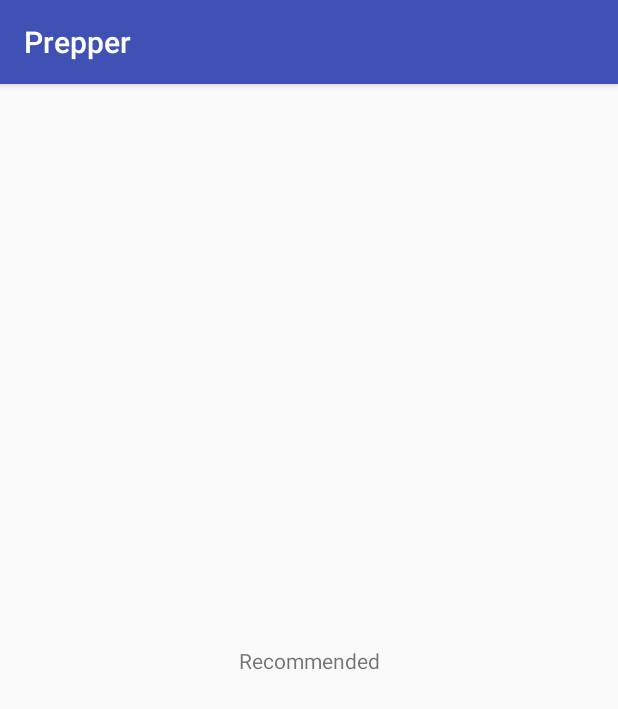
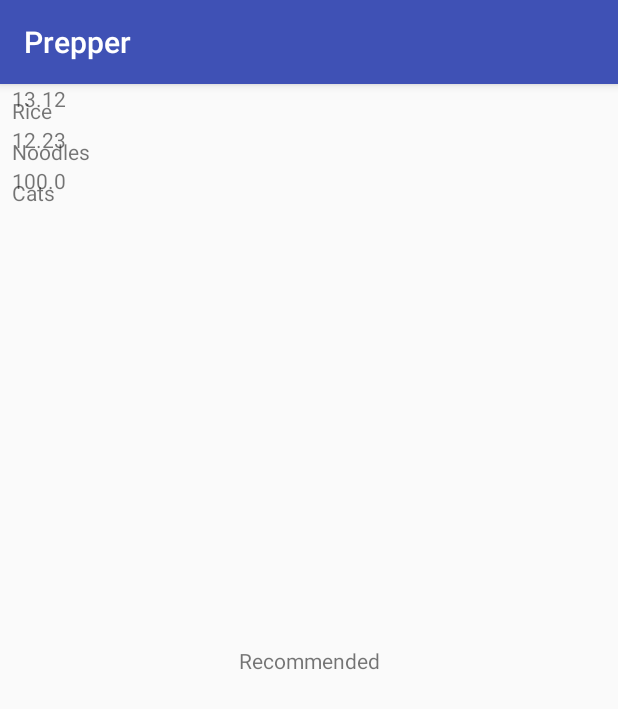
Before and after one commit to cusengan/HackDFW-Prepper, an Android app: the screen it shows after launch (MainActivity), on a phone screen of 412 x 824 dp. Shown: the top 709 px of the screen. Run offline under Robolectric (Android 15) with nearby library versions, the phone set to English and light mode, and no system bars.

Commit message:
Added ui functionality to front page

```diff
--- a/app/build.gradle
+++ b/app/build.gradle
@@ -5,7 +5,7 @@ android {
     buildToolsVersion "26.0.2"
     defaultConfig {
         applicationId "com.prepper.prepper"
-        minSdkVersion 15
+        minSdkVersion 23
         targetSdkVersion 25
         versionCode 1
         versionName "1.0"
--- /dev/null
+++ b/app/src/main/java/com/prepper/prepper/FoodListFragment.java
@@ -0,0 +1,110 @@
+package com.prepper.prepper;
+
+import android.support.v4.app.Fragment;
+import android.os.Bundle;
+import android.support.v7.widget.LinearLayoutManager;
+import android.support.v7.widget.RecyclerView;
+import android.view.LayoutInflater;
+import android.view.View;
+import android.view.ViewGroup;
+import android.widget.TextView;
+
+import org.w3c.dom.Text;
+
+import java.util.List;
+
+/**
+ * Created by lordv on 10/21/2017.
+ */
+
+public class FoodListFragment extends Fragment {
+
+    private RecyclerView mRecyclerView;
+    private FoodAdapter mAdapter;
+
+    @Override
+    public void onCreate(Bundle savedInstanceState){
+        super.onCreate(savedInstanceState);
+    }
+
+    @Override
+    public View onCreateView(LayoutInflater inflater, ViewGroup container,
+                             Bundle savedInstanceState) {
+        View view = inflater.inflate(R.layout.fragment_prebuilt_order, container, false);
+
+        mRecyclerView = (RecyclerView)view.findViewById(R.id.recycler_view);
+        mRecyclerView.setLayoutManager(new LinearLayoutManager(getActivity()));
+
+        testing();
+        updateUI();
+        return view;
+    }
+
+    private void testing(){
+        FoodLab lab = FoodLab.get(getContext());
+        lab.addFood(new Food("Rice", 13.12));
+        lab.addFood(new Food("Noodles", 12.23));
+        lab.addFood(new Food("Cats", 100));
+    }
+
+    private void updateUI() {
+        FoodLab lab = FoodLab.get(getContext());
+        List<Food> foods = lab.getFoods();
+
+        if(mAdapter == null){
+            mAdapter = new FoodAdapter(foods);
+            mRecyclerView.setAdapter(mAdapter);
+        }else{
+            mAdapter.notifyDataSetChanged();
+        }
+    }
+
+    private class FoodHolder extends RecyclerView.ViewHolder{
+
+        private Food mFood;
+
+        private TextView mFoodName;
+        private TextView mCalories;
+
+        public FoodHolder(LayoutInflater inflater, ViewGroup parent) {
+            super(inflater.inflate(R.layout.food_list_row, parent, false));
+            mFoodName = (TextView)itemView.findViewById(R.id.foodName);
+            mCalories = (TextView)itemView.findViewById(R.id.foodCalories);
+        }
+
+        public void bind(Food food){
+            mFood = food;
+            mFoodName.setText(mFood.getFoodName());
+            mCalories.setText(String.valueOf(mFood.getCalories()));
+
+        }
+    }
+
+    private class FoodAdapter extends RecyclerView.Adapter<FoodHolder>{
+
+        private List<Food> mFoods;
+
+        public FoodAdapter(List<Food> foods){
+            mFoods = foods;
+        }
+
+        @Override
+        public FoodHolder onCreateViewHolder(ViewGroup parent, int viewType) {
+            LayoutInflater inflater = LayoutInflater.from(getContext());
+            return new FoodHolder(inflater, parent);
+        }
+
+        @Override
+        public void onBindViewHolder(FoodHolder holder, int position) {
+            Food food = mFoods.get(position);
+            holder.bind(food);
+        }
+
+        @Override
+        public int getItemCount() {
+            return mFoods.size();
+        }
+    }
+
+
+}
--- a/app/src/main/java/com/prepper/prepper/MainActivity.java
+++ b/app/src/main/java/com/prepper/prepper/MainActivity.java
@@ -14,12 +14,13 @@ public class MainActivity extends AppCompatActivity {
         super.onCreate(savedInstanceState);
         setContentView(R.layout.activity_main);
 
+        mRecommend = (TextView)findViewById(R.id.recommend_text);
+        mRecommend.setText(R.string.recommend);
+
         FragmentTransaction ft = getSupportFragmentManager().beginTransaction();
-//        ft.add(R.id.fragment_container, new PeopleListFragment());
-//        ft.commit();
+        ft.add(R.id.fragment_container, new FoodListFragment());
+        ft.commit();
 
-        mRecommend = (TextView)findViewById(R.id.recommend_text);
 
-        mRecommend.setText(R.string.recommend);
     }
 }
--- a/app/src/main/res/layout/activity_main.xml
+++ b/app/src/main/res/layout/activity_main.xml
@@ -19,7 +19,7 @@
     <FrameLayout
         android:id="@+id/fragment_container"
         android:layout_width="match_parent"
-        android:layout_height="wrap_content">
+        android:layout_height="match_parent">
 
     </FrameLayout>
 
--- a/app/src/main/res/layout/food_list_row.xml
+++ b/app/src/main/res/layout/food_list_row.xml
@@ -1,6 +1,29 @@
 <?xml version="1.0" encoding="utf-8"?>
-<LinearLayout xmlns:android="http://schemas.android.com/apk/res/android"
-    android:orientation="vertical" android:layout_width="match_parent"
-    android:layout_height="match_parent">
+<android.support.constraint.ConstraintLayout
+    xmlns:android="http://schemas.android.com/apk/res/android"
+    xmlns:app="http://schemas.android.com/apk/res-auto"
+    xmlns:tools="http://schemas.android.com/tools"
+    android:orientation="vertical"
+    android:layout_width="match_parent"
+    android:layout_height="wrap_content">
 
-</LinearLayout>
+    <TextView
+        android:id="@+id/foodName"
+        android:layout_width="wrap_content"
+        android:layout_height="wrap_content"
+        android:text="TextView"
+        app:layout_constraintTop_toTopOf="parent"
+        android:layout_marginTop="8dp"
+        android:layout_marginLeft="8dp"
+        app:layout_constraintLeft_toLeftOf="parent" />
+
+    <TextView
+        android:id="@+id/foodCalories"
+        android:layout_width="wrap_content"
+        android:layout_height="wrap_content"
+        android:text="TextView"
+        android:layout_marginTop="8dp"
+        app:layout_constraintTop_toBottomOf="@+id/textView"
+        android:layout_marginLeft="8dp"
+        app:layout_constraintLeft_toLeftOf="parent" />
+</android.support.constraint.ConstraintLayout>
```
